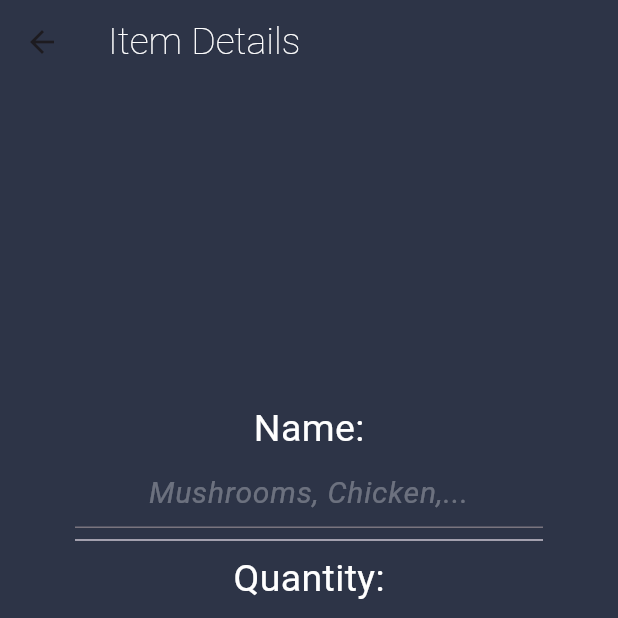
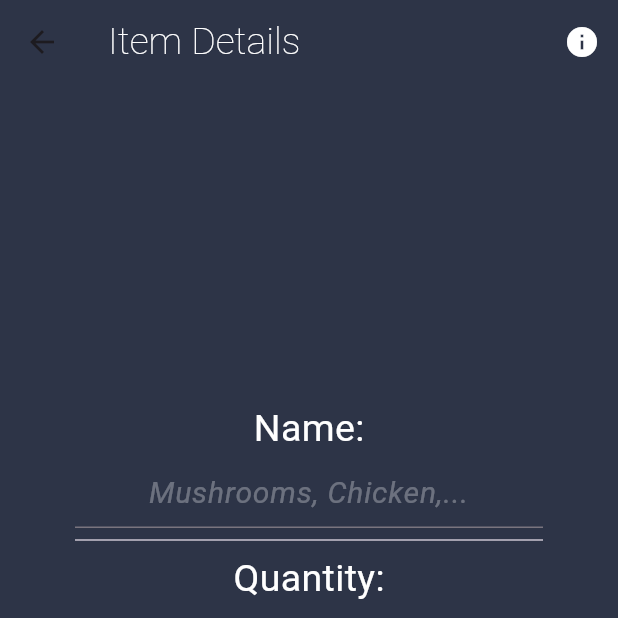
Before and after one commit to azizakurbonova/Pantry-Buddy, a Flutter app: the ItemDetails screen opened directly with empty values, on a phone screen of 412 x 824 dp, the top half of it. Run offline on Flutter 3.47's test engine with Material 3 defaults, Android fonts, the phone set to English and light mode, and no system bars; our stand-ins replace csv, firebase_auth, firebase_core, firebase_database, flutter_speed_dial; missing offline and left inert: dart:js_interop, flutter_barcode_scanner, string_similarity; accounts and stored records are empty.

Commit message:
never using
asdf

```diff
--- a/pantrybuddy/lib/Display/groceryDetails.dart
+++ b/pantrybuddy/lib/Display/groceryDetails.dart
@@ -7,7 +7,6 @@ import 'package:pantrybuddy/models/food_inventory.dart';
 import 'package:pantrybuddy/pages/Inventory_page.dart';
 import 'package:pantrybuddy/pages/tools/getFoodInventory.dart';
 import 'package:pantrybuddy/pages/tools/getPantryID.dart';
-
 import 'package:pantrybuddy/models/grocery_item.dart';
 import 'dart:developer';
 
@@ -54,13 +53,14 @@ class _FoodDetailsState extends State<ItemDetails> {
                     fontWeight: FontWeight.w100)),
             backgroundColor: Colors.transparent,
             elevation: 0,
-          //actions: [
-          //  IconButton(
-          //    icon: const Icon(Icons.info, color: Colors.white),
-          //    onPressed: () {},
-          //  )
-          //]
-        ),
+            actions: [
+              IconButton(
+                icon: const Icon(Icons.info, color: Colors.white),
+                onPressed: () {
+                  if (widget.item.nutritionalInfo != null) {}
+                },
+              )
+            ]),
         body: Center(
           child: Padding(
             padding: const EdgeInsets.all(50.0),
```
Lines whose indentation alone changed are shown as unchanged.
